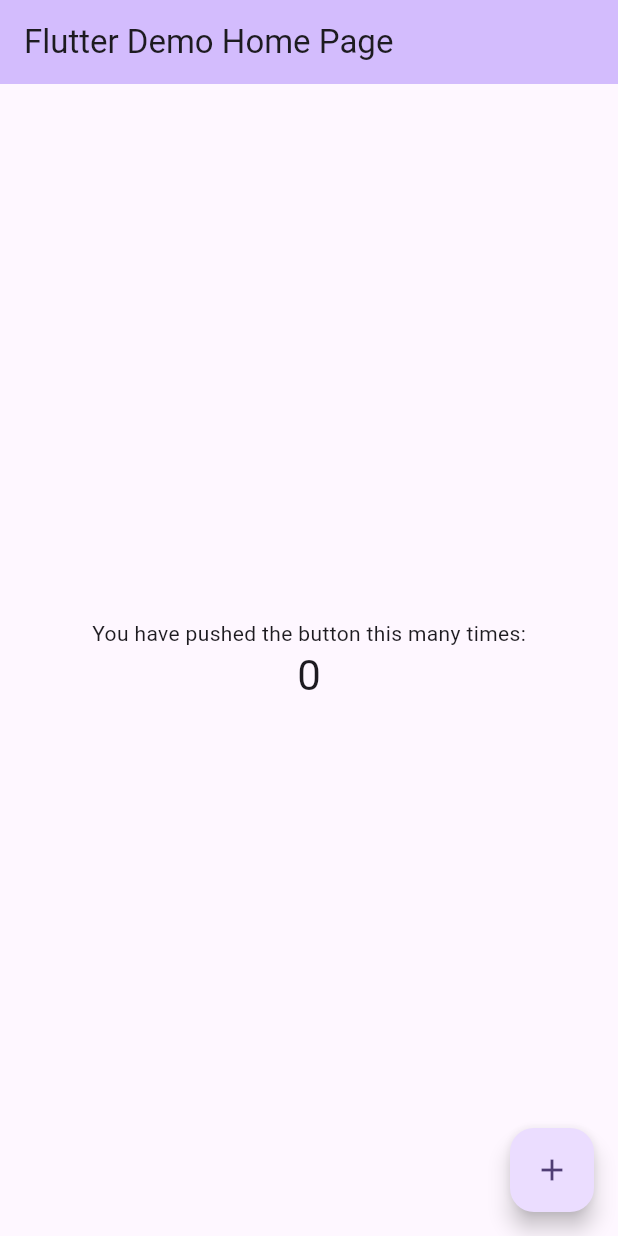
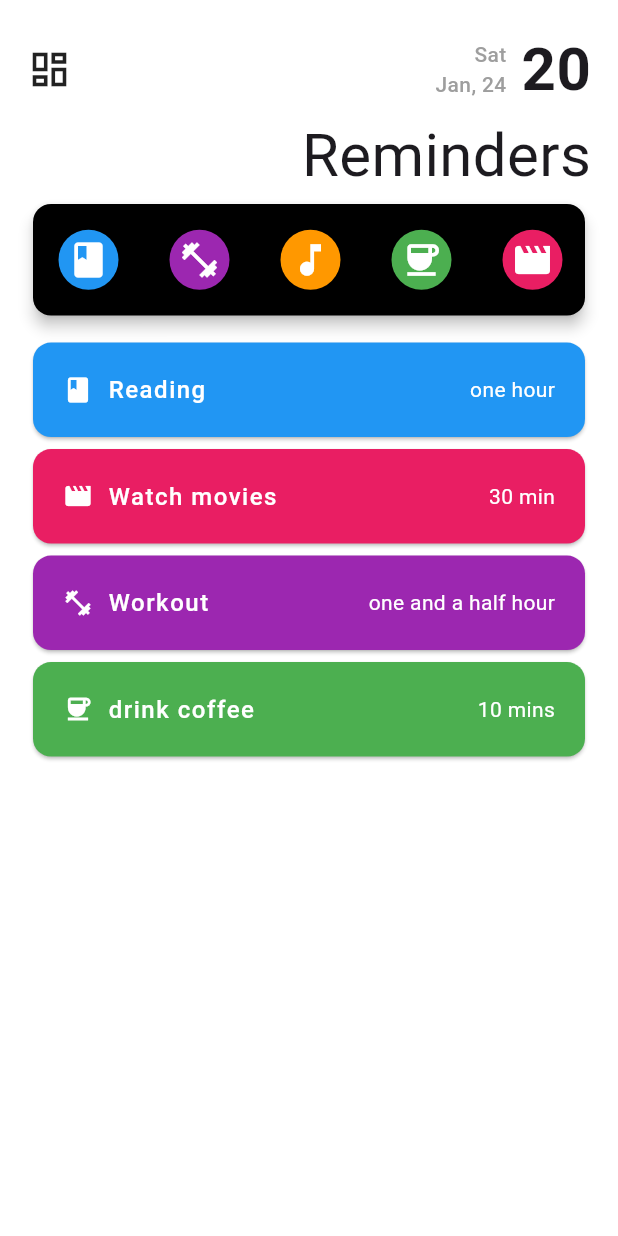
Before and after one commit to chrispirit/reminder_app, a Flutter app: the screen it shows after launch, on a phone screen of 412 x 824 dp. Run offline on Flutter 3.47's test engine with Material 3 defaults, Android fonts, the phone set to English and light mode, and no system bars.

Commit message:
reminder app added with some pages

```diff
--- /dev/null
+++ b/lib/core/colors.dart
@@ -0,0 +1,17 @@
+import 'package:flutter/material.dart';
+
+class CustomColors {
+  static MaterialColor primarySwatch = Colors.blue;
+  static Color backgroundColor = Colors.white;
+  static Color greyColor = Colors.grey;
+  static Color errorColor = Colors.red;
+
+  static Color lightBlueColor = Colors.blue;
+  static Color lightPurpleColor = Colors.purple;
+  static Color lightOrangeColor = Colors.orange;
+  static Color lightGreenColor = Colors.green;
+  static Color lightPinkColor = Colors.pink;
+
+  static Color iconWhiteColor = Colors.white;
+  static Color cardColor = Colors.black;
+}
--- /dev/null
+++ b/lib/core/lists.dart
@@ -0,0 +1,57 @@
+import 'package:flutter/material.dart';
+import 'package:reminder_app/core/colors.dart';
+
+import '../models/tasks.dart';
+
+class TaskLists {
+  static List<Map<String, dynamic>> tasks = [
+    {
+      'color': CustomColors.lightBlueColor,
+      'icon': Icons.book,
+    },
+    {
+      'color': CustomColors.lightPurpleColor,
+      'icon': Icons.fitness_center,
+    },
+    {
+      'color': CustomColors.lightOrangeColor,
+      'icon': Icons.music_note,
+    },
+    {
+      'color': CustomColors.lightGreenColor,
+      'icon': Icons.coffee,
+    },
+    {
+      'color': CustomColors.lightPinkColor,
+      'icon': Icons.movie,
+    },
+
+  ];
+
+  static List<Tasks> taskCards = [
+    Tasks(
+      task: 'Reading',
+      howLong: 'one hour',
+      color: CustomColors.lightBlueColor,
+      icon: Icons.book,
+    ),
+    Tasks(
+      task: 'Watch movies',
+      howLong: '30 min',
+      color: CustomColors.lightPinkColor,
+      icon: Icons.movie,
+    ),
+    Tasks(
+      task: 'Workout',
+      howLong: 'one and a half hour',
+      color: CustomColors.lightPurpleColor,
+      icon: Icons.fitness_center,
+    ),
+    Tasks(
+      task: 'drink coffee',
+      howLong: '10 mins',
+      color: CustomColors.lightGreenColor,
+      icon: Icons.coffee,
+    ),
+  ];
+}
--- a/lib/main.dart
+++ b/lib/main.dart
@@ -1,125 +1,20 @@
 import 'package:flutter/material.dart';
+import 'package:reminder_app/core/colors.dart';
+import 'package:reminder_app/screens/task_home.dart';
 
-void main() {
-  runApp(const MyApp());
-}
+void main() => runApp(const MyApp());
 
 class MyApp extends StatelessWidget {
   const MyApp({super.key});
 
-  // This widget is the root of your application.
   @override
   Widget build(BuildContext context) {
     return MaterialApp(
-      title: 'Flutter Demo',
       theme: ThemeData(
-        // This is the theme of your application.
-        //
-        // TRY THIS: Try running your application with "flutter run". You'll see
-        // the application has a purple toolbar. Then, without quitting the app,
-        // try changing the seedColor in the colorScheme below to Colors.green
-        // and then invoke "hot reload" (save your changes or press the "hot
-        // reload" button in a Flutter-supported IDE, or press "r" if you used
-        // the command line to start the app).
-        //
-        // Notice that the counter didn't reset back to zero; the application
-        // state is not lost during the reload. To reset the state, use hot
-        // restart instead.
-        //
-        // This works for code too, not just values: Most code changes can be
-        // tested with just a hot reload.
-        colorScheme: ColorScheme.fromSeed(seedColor: Colors.deepPurple),
-        useMaterial3: true,
+        primarySwatch: CustomColors.primarySwatch,
       ),
-      home: const MyHomePage(title: 'Flutter Demo Home Page'),
+      debugShowCheckedModeBanner: false,
+      home: const TaskHome(),
     );
   }
 }
-
-class MyHomePage extends StatefulWidget {
-  const MyHomePage({super.key, required this.title});
-
-  // This widget is the home page of your application. It is stateful, meaning
-  // that it has a State object (defined below) that contains fields that affect
-  // how it looks.
-
-  // This class is the configuration for the state. It holds the values (in this
-  // case the title) provided by the parent (in this case the App widget) and
-  // used by the build method of the State. Fields in a Widget subclass are
-  // always marked "final".
-
-  final String title;
-
-  @override
-  State<MyHomePage> createState() => _MyHomePageState();
-}
-
-class _MyHomePageState extends State<MyHomePage> {
-  int _counter = 0;
-
-  void _incrementCounter() {
-    setState(() {
-      // This call to setState tells the Flutter framework that something has
-      // changed in this State, which causes it to rerun the build method below
-      // so that the display can reflect the updated values. If we changed
-      // _counter without calling setState(), then the build method would not be
-      // called again, and so nothing would appear to happen.
-      _counter++;
-    });
-  }
-
-  @override
-  Widget build(BuildContext context) {
-    // This method is rerun every time setState is called, for instance as done
-    // by the _incrementCounter method above.
-    //
-    // The Flutter framework has been optimized to make rerunning build methods
-    // fast, so that you can just rebuild anything that needs updating rather
-    // than having to individually change instances of widgets.
-    return Scaffold(
-      appBar: AppBar(
-        // TRY THIS: Try changing the color here to a specific color (to
-        // Colors.amber, perhaps?) and trigger a hot reload to see the AppBar
-        // change color while the other colors stay the same.
-        backgroundColor: Theme.of(context).colorScheme.inversePrimary,
-        // Here we take the value from the MyHomePage object that was created by
-        // the App.build method, and use it to set our appbar title.
-        title: Text(widget.title),
-      ),
-      body: Center(
-        // Center is a layout widget. It takes a single child and positions it
-        // in the middle of the parent.
-        child: Column(
-          // Column is also a layout widget. It takes a list of children and
-          // arranges them vertically. By default, it sizes itself to fit its
-          // children horizontally, and tries to be as tall as its parent.
-          //
-          // Column has various properties to control how it sizes itself and
-          // how it positions its children. Here we use mainAxisAlignment to
-          // center the children vertically; the main axis here is the vertical
-          // axis because Columns are vertical (the cross axis would be
-          // horizontal).
-          //
-          // TRY THIS: Invoke "debug painting" (choose the "Toggle Debug Paint"
-          // action in the IDE, or press "p" in the console), to see the
-          // wireframe for each widget.
-          mainAxisAlignment: MainAxisAlignment.center,
-          children: <Widget>[
-            const Text(
-              'You have pushed the button this many times:',
-            ),
-            Text(
-              '$_counter',
-              style: Theme.of(context).textTheme.headlineMedium,
-            ),
-          ],
-        ),
-      ),
-      floatingActionButton: FloatingActionButton(
-        onPressed: _incrementCounter,
-        tooltip: 'Increment',
-        child: const Icon(Icons.add),
-      ), // This trailing comma makes auto-formatting nicer for build methods.
-    );
-  }
-}
--- /dev/null
+++ b/lib/models/tasks.dart
@@ -0,0 +1,11 @@
+import 'package:flutter/material.dart';
+
+class Tasks {
+  final String? task;
+  final String? howLong;
+  final Color? color;
+  final IconData? icon;
+
+
+  Tasks({this.task, this.howLong, this.color, this.icon,});
+}
--- /dev/null
+++ b/lib/screens/task_home.dart
@@ -0,0 +1,248 @@
+import 'package:flutter/material.dart';
+import 'package:intl/intl.dart';
+import 'package:reminder_app/core/colors.dart';
+import 'package:reminder_app/core/lists.dart';
+
+import 'custom_text_field.dart';
+
+class TaskHome extends StatelessWidget {
+  const TaskHome({super.key});
+  static final TextEditingController _taskController = TextEditingController();
+  static final TextEditingController _howLongController = TextEditingController();
+
+  static final GlobalKey<FormState> _formKey = GlobalKey<FormState>();
+
+  @override
+  Widget build(BuildContext context) {
+    var size = MediaQuery.of(context).size;
+    return Scaffold(
+      backgroundColor: CustomColors.backgroundColor,
+      body: SafeArea(
+        child:Padding(
+          padding: const EdgeInsets.all(18.0),
+          child: Column(children: [
+            _tasksHeader(),
+            Align(
+              alignment: Alignment.centerRight,
+              child: Text(
+                'Reminders',
+                style: TextStyle(
+                  fontSize: 40
+                ),
+              ),
+            ),
+            Container(
+              height: size.height * 0.10,
+              width: double.infinity,
+              child: Card(
+                elevation: 4,
+                color: CustomColors.cardColor,
+                child: ListView.builder(
+                  scrollDirection: Axis.horizontal,
+                  itemCount: TaskLists.tasks.length,
+                  itemBuilder: (context, index){
+                    final task = TaskLists.tasks[index];
+                    return Padding(
+                      padding: const EdgeInsets.symmetric(horizontal: 17),
+                      child: GestureDetector(
+                        onTap: (){
+                          _showAddTasksSheet(context, task['color'], task['icon']);
+                        },
+                        child: CircleAvatar(
+                          backgroundColor: task['color'],
+                          radius: 20,
+                          child: Icon(
+                            task['icon'],
+                            size: 28,
+                            color: CustomColors.iconWhiteColor
+                          ),
+                        ),
+                      ),
+                    );
+                  },
+                )
+              ),
+            ),
+            SizedBox(height: 10,),
+            Expanded(
+              child: ListView.builder(
+                  itemCount: TaskLists.taskCards.length,
+                  itemBuilder: (context, index) {
+                    final card = TaskLists.taskCards[index];
+                    return Card(
+                      color: card.color,
+                      child: Padding(
+                        padding: const EdgeInsets.all(20.0),
+                        child: Row(
+                          mainAxisAlignment: MainAxisAlignment.spaceBetween,
+                          children: [
+                            Row(
+                              children: [
+                                Icon(
+                                  card.icon,
+                                  color: CustomColors.iconWhiteColor,
+                                  size: 20,
+                                ),
+                                SizedBox(width: 10,),
+                                Text(
+                                   card.task!,
+                                  style: TextStyle(
+                                    fontSize: 16,
+                                    color: CustomColors.iconWhiteColor,
+                                    fontWeight: FontWeight.w500,
+                                    letterSpacing: 1,
+                                  ),
+                                ),
+                              ],
+                            ),
+                            Text(
+                              card.howLong!,
+                              style: TextStyle(
+                                fontSize: 14,
+                                color: CustomColors.iconWhiteColor,
+                              ),
+                            )
+                          ],
+                        ),
+                      ),
+                    );
+                  })
+            )
+          ],),
+        )
+      ),
+    );
+  }
+  _tasksHeader(){
+      return Row(
+        mainAxisAlignment: MainAxisAlignment.spaceBetween,
+          children: [
+            const Icon(
+            Icons.dashboard_outlined,
+            size: 30,
+        ),
+            Row(
+              children: [
+                Column(
+                  crossAxisAlignment: CrossAxisAlignment.end,
+                  children: [
+                    Text(
+                      DateFormat('EEE').format(DateTime.now()),
+                      style: TextStyle(
+                        color: CustomColors.greyColor,
+                        fontWeight: FontWeight.w500,
+                      ),
+                    ),
+                    Text(
+                      DateFormat('MMM, yy').format(DateTime.now()),
+                      style: TextStyle(
+                        color: CustomColors.greyColor,
+                        fontWeight: FontWeight.w500,
+                      ),
+                    )
+                  ],
+                ),
+                SizedBox(width: 10),
+                Text(
+                  DateFormat('dd').format(DateTime.now()),
+                  style: TextStyle(
+                    fontSize: 40,
+                    fontWeight: FontWeight.w600,
+                  ),
+                )
+              ],
+            )
+      ],
+    );
+  }
+  void _showAddTasksSheet(context, color, icon){
+    showModalBottomSheet(context: context,isScrollControlled: true, builder: (context) {
+      return Padding(
+        padding: EdgeInsets.only(
+          bottom: MediaQuery.of(context).viewInsets.bottom,
+        ),
+        child: Wrap(
+          children: [
+            Center(
+              child: Transform(
+                transform: Matrix4.translationValues(0, -30, 0),
+
+                child: CircleAvatar(
+                backgroundColor: CustomColors.backgroundColor,
+                radius: 40,
+                child: CircleAvatar(
+                  backgroundColor: color,
+                  radius: 36,
+                  child:  Icon(icon, size: 40, color: CustomColors.backgroundColor),
+                )
+              ),
+            )
+          ),
+            Expanded(child: Form(
+              key: _formKey,
+              child: Padding(
+                padding: const EdgeInsets.fromLTRB(20, 10, 20, 20),
+                child: Column(
+                  children: [
+                    CustomTextFormField(
+                      title: 'Task Name:',
+                      hintText: 'eg: reading a book',
+                      color: color,
+                      controller: _taskController,
+                      validator: (value){
+                        if(value == ''){
+                          return "Task field is required";
+                        }
+                      },
+                    ),
+                    SizedBox(height: 10,),
+                    CustomTextFormField(
+                      title: 'How Long:',
+                      hintText: 'eg: half an hour',
+                      color: color,
+                      controller: _howLongController,
+                      validator: (value){
+                        if(value == ''){
+                          return "Task field is required";
+                        }
+                      },
+                    ),
+                    SizedBox(height: 30,),
+                    _elevatedButton(color),
+                  ],
+                ),
+              ),
+            ))
+        ]
+        ),
+      );
+    });
+  }
+
+  _elevatedButton(color) {
+    return Container(
+      height: 50,
+      width: double.infinity,
+      child: ElevatedButton(
+        onPressed: (){
+          if(_formKey.currentState!.validate()){
+
+          };
+        },
+        style: ElevatedButton.styleFrom(
+          backgroundColor: color,
+          shape: RoundedRectangleBorder(
+            borderRadius: BorderRadius.circular(15)
+          )
+        ),
+        child: Text(
+          'remind me',
+          style: TextStyle(
+            fontSize: 16,
+            color: CustomColors.backgroundColor,
+          ),
+        ),
+      )
+    );
+  }
+}
--- a/pubspec.yaml
+++ b/pubspec.yaml
@@ -35,6 +35,8 @@ dependencies:
   # The following adds the Cupertino Icons font to your application.
   # Use with the CupertinoIcons class for iOS style icons.
   cupertino_icons: ^1.0.2
+  intl: ^0.19.0
+  flutter_bloc: ^8.1.3
 
 dev_dependencies:
   flutter_test:
```
Also changed, not shown: lib/screens/custom_text_field.dart (added, +53 -0 lines), pubspec.lock, 1 other file.
